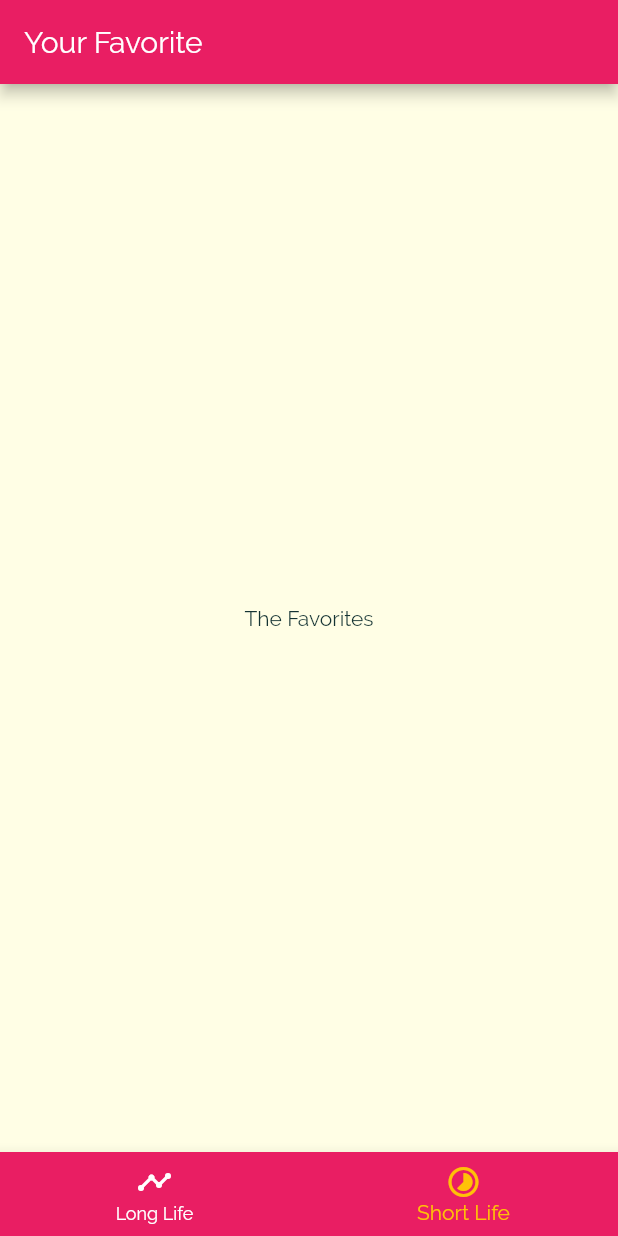
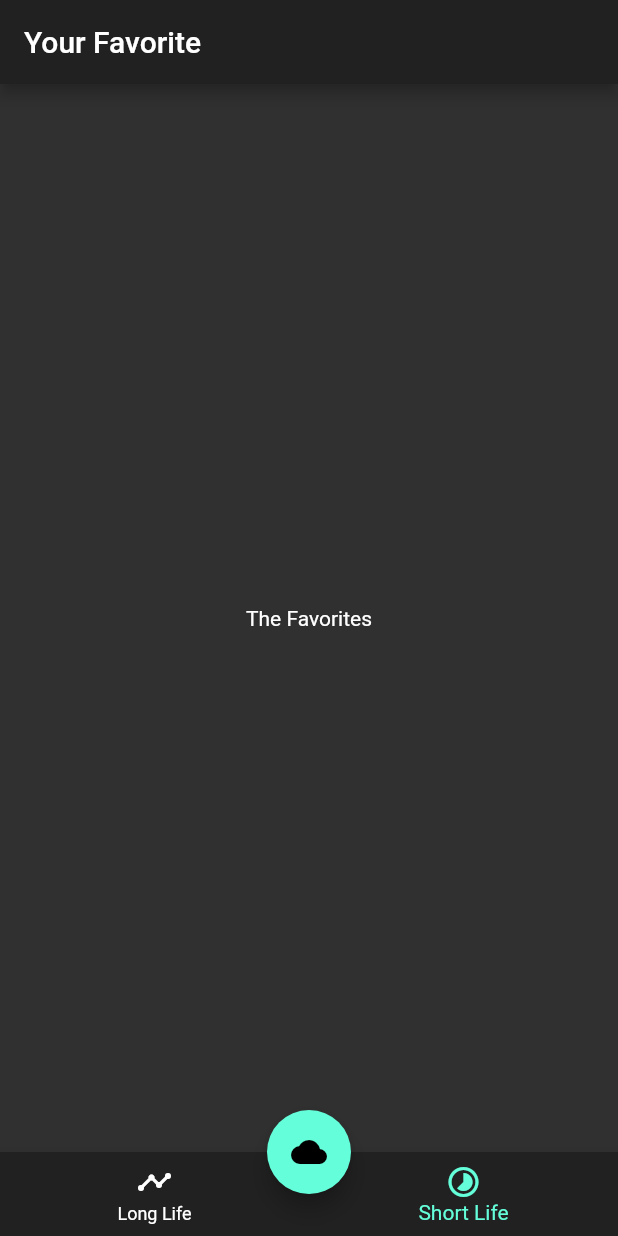
Before and after one commit to AbhayVAshokan/BeachHack2, a Flutter app: the screen it shows after launch, item 2 of the bottom bar chosen, on a phone screen of 412 x 824 dp. Run offline on Flutter 3.47's test engine with Material 2 defaults, Android fonts, the phone set to English and light mode, and no system bars.

```diff
--- a/farmer_app/lib/main.dart
+++ b/farmer_app/lib/main.dart
@@ -13,24 +13,25 @@ class MyApp extends StatelessWidget {
     return MaterialApp(
       title: "I'm in",
       debugShowCheckedModeBanner: false,
-      theme: ThemeData(
-        primarySwatch: Colors.pink,
-        accentColor: Colors.amber,
-        canvasColor: Color.fromRGBO(255, 254, 229, 1),
-        fontFamily: 'Raleway',
-        textTheme: ThemeData.light().textTheme.copyWith(
-            body1: TextStyle(
-              color: Color.fromRGBO(20, 51, 51, 1),
-            ),
-            body2: TextStyle(
-              color: Color.fromRGBO(20, 51, 51, 1),
-            ),
-            title: TextStyle(
-              fontSize: 20,
-              fontFamily: 'RobotoCondensed',
-              fontWeight: FontWeight.bold,
-            )),
-      ),
+      // theme: ThemeData(
+      //   primarySwatch: Colors.pink,
+      //   accentColor: Colors.amber,
+      //   canvasColor: Color.fromRGBO(255, 254, 229, 1),
+      //   fontFamily: 'Raleway',
+      //   textTheme: ThemeData.light().textTheme.copyWith(
+      //       body1: TextStyle(
+      //         color: Color.fromRGBO(20, 51, 51, 1),
+      //       ),
+      //       body2: TextStyle(
+      //         color: Color.fromRGBO(20, 51, 51, 1),
+      //       ),
+      //       title: TextStyle(
+      //         fontSize: 20,
+      //         fontFamily: 'RobotoCondensed',
+      //         fontWeight: FontWeight.bold,
+      //       )),
+      // ),
+      theme: ThemeData.dark(),
       initialRoute: '/',
       routes: {
         '/': (ctx) => TabsScreen(),
@@ -39,7 +40,9 @@ class MyApp extends StatelessWidget {
       },
 
       onUnknownRoute: (settings) {
-        return MaterialPageRoute(builder: (ctx) => CategoriesScreen(),);
+        return MaterialPageRoute(
+          builder: (ctx) => CategoriesScreen(),
+        );
       },
     );
   }
--- a/farmer_app/lib/screens/tabs_screen.dart
+++ b/farmer_app/lib/screens/tabs_screen.dart
@@ -27,6 +27,21 @@ class _TabsScreenState extends State<TabsScreen> {
     });
   }
 
+  void _showBottomNavigation(context) {
+    showModalBottomSheet(
+        context: context,
+        builder: (_) {
+          return Container(
+            color: Colors.black26,
+            child: Card(
+              color: Colors.black12,
+              elevation: 10,
+              child: Text("Hello World"),
+            ),
+          );
+        });
+  }
+
   @override
   Widget build(BuildContext context) {
     return Scaffold(
@@ -54,6 +69,13 @@ class _TabsScreenState extends State<TabsScreen> {
           ),
         ],
       ),
+      floatingActionButton: FloatingActionButton(
+        onPressed: () => _showBottomNavigation(context),
+        child: Icon(
+          Icons.cloud,
+        ),
+      ),
+      floatingActionButtonLocation: FloatingActionButtonLocation.centerDocked,
     );
   }
 }
```
Also changed, not shown: farmer_app/lib/dummy_data.dart (+12 -12 lines), farmer_app/lib/screens/category_meals_screen.dart (+22 -0 lines), farmer_app/lib/screens/meal_detail_screen.dart (+22 -0 lines), farmer_app/lib/widgets/meal_item.dart (+5 -5 lines), farmer_app/pubspec.yaml (+12 -3 lines), farmer_app/lib/assets/images/Jowar.jpg (added), farmer_app/lib/assets/images/coconut.jpg (added), farmer_app/lib/assets/images/maize.jpg (added), farmer_app/lib/assets/images/moong.jpg (added), farmer_app/lib/assets/images/niger_seeds.jpg (added), farmer_app/lib/assets/images/paddy.jpg (added), farmer_app/lib/assets/images/ragi.jpg (added), farmer_app/lib/assets/images/safflower_seeds.jpg (added), farmer_app/lib/assets/images/soyabean.jpg (added), 1 more files.
